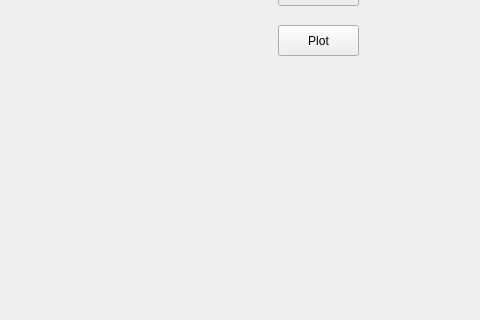
Barasakar/ImageContouring, file QtWidgetsApplication.ui: the form before one commit; both pictures show x 372 to 852 and y 221 to 541 of the 852 by 663 pixel window.
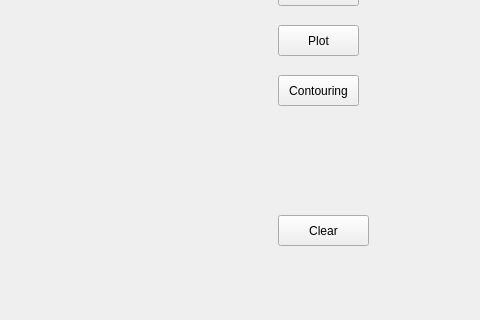
The form after the commit.

Commit message: added a clear button that clears image effects after clicking

Diff of the .ui file:
```diff
--- a/QtWidgetsApplication.ui
+++ b/QtWidgetsApplication.ui
@@ -104,6 +104,32 @@
      <string>Plot</string>
     </property>
    </widget>
+   <widget class="QPushButton" name="contourButton">
+    <property name="geometry">
+     <rect>
+      <x>650</x>
+      <y>260</y>
+      <width>81</width>
+      <height>31</height>
+     </rect>
+    </property>
+    <property name="text">
+     <string>Contouring</string>
+    </property>
+   </widget>
+   <widget class="QPushButton" name="clearButton">
+    <property name="geometry">
+     <rect>
+      <x>650</x>
+      <y>400</y>
+      <width>91</width>
+      <height>31</height>
+     </rect>
+    </property>
+    <property name="text">
+     <string>Clear</string>
+    </property>
+   </widget>
   </widget>
   <widget class="QMenuBar" name="menuBar">
    <property name="geometry">
```
The commit also changes 4 other files.
